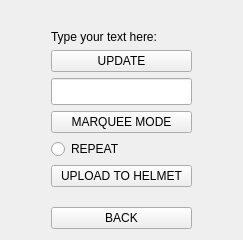
Above: HelmetComm/textmenu.ui from JoVanRanst/HelmetApp before the change. Below: the same form after it.
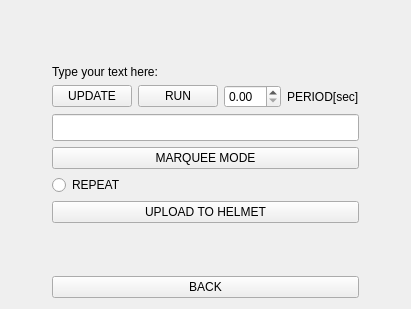
That is the form after the change.

```diff
--- a/HelmetComm/textmenu.ui
+++ b/HelmetComm/textmenu.ui
@@ -6,8 +6,8 @@
    <rect>
     <x>0</x>
     <y>0</y>
-    <width>243</width>
-    <height>240</height>
+    <width>411</width>
+    <height>309</height>
    </rect>
   </property>
   <property name="windowTitle">
@@ -17,9 +17,22 @@
    <item row="1" column="1">
     <widget class="QWidget" name="widget" native="true"/>
    </item>
-   <item row="5" column="0">
-    <spacer name="horizontalSpacer_5">
+   <item row="0" column="1">
+    <spacer name="verticalSpacer_2">
      <property name="orientation">
+      <enum>Qt::Vertical</enum>
+     </property>
+     <property name="sizeHint" stdset="0">
+      <size>
+       <width>20</width>
+       <height>40</height>
+      </size>
+     </property>
+    </spacer>
+   </item>
+   <item row="7" column="0">
+    <spacer name="horizontalSpacer_3">
+     <property name="orientation">
       <enum>Qt::Horizontal</enum>
      </property>
      <property name="sizeHint" stdset="0">
@@ -30,7 +43,27 @@
      </property>
     </spacer>
    </item>
-   <item row="4" column="1">
+   <item row="7" column="2">
+    <spacer name="horizontalSpacer_4">
+     <property name="orientation">
+      <enum>Qt::Horizontal</enum>
+     </property>
+     <property name="sizeHint" stdset="0">
+      <size>
+       <width>40</width>
+       <height>20</height>
+      </size>
+     </property>
+    </spacer>
+   </item>
+   <item row="2" column="1">
+    <widget class="QLabel" name="label">
+     <property name="text">
+      <string>Type your text here:</string>
+     </property>
+    </widget>
+   </item>
+   <item row="7" column="1">
     <widget class="QLineEdit" name="Textinput">
      <property name="font">
       <font>
@@ -39,14 +72,20 @@
      </property>
     </widget>
    </item>
-   <item row="3" column="1">
-    <widget class="QPushButton" name="updateButton">
-     <property name="text">
-      <string>UPDATE</string>
+   <item row="8" column="0">
+    <spacer name="horizontalSpacer_5">
+     <property name="orientation">
+      <enum>Qt::Horizontal</enum>
      </property>
-    </widget>
+     <property name="sizeHint" stdset="0">
+      <size>
+       <width>40</width>
+       <height>20</height>
+      </size>
+     </property>
+    </spacer>
    </item>
-   <item row="5" column="1">
+   <item row="8" column="1">
     <widget class="QPushButton" name="scrollButton">
      <property name="text">
       <string>MARQUEE MODE</string>
@@ -56,40 +95,14 @@
      </property>
     </widget>
    </item>
-   <item row="0" column="1">
-    <spacer name="verticalSpacer_2">
-     <property name="orientation">
-      <enum>Qt::Vertical</enum>
-     </property>
-     <property name="sizeHint" stdset="0">
-      <size>
-       <width>20</width>
-       <height>40</height>
-      </size>
-     </property>
-    </spacer>
-   </item>
-   <item row="9" column="2">
-    <spacer name="horizontalSpacer_2">
-     <property name="orientation">
-      <enum>Qt::Horizontal</enum>
-     </property>
-     <property name="sizeHint" stdset="0">
-      <size>
-       <width>40</width>
-       <height>20</height>
-      </size>
-     </property>
-    </spacer>
-   </item>
-   <item row="6" column="1">
-    <widget class="QRadioButton" name="radioButton">
+   <item row="9" column="1">
+    <widget class="QRadioButton" name="loopButton">
      <property name="text">
       <string>REPEAT</string>
      </property>
     </widget>
    </item>
-   <item row="5" column="2">
+   <item row="8" column="2">
     <spacer name="horizontalSpacer_6">
      <property name="orientation">
       <enum>Qt::Horizontal</enum>
@@ -102,73 +115,7 @@
      </property>
     </spacer>
    </item>
-   <item row="2" column="1">
-    <widget class="QLabel" name="label">
-     <property name="text">
-      <string>Type your text here:</string>
-     </property>
-    </widget>
-   </item>
-   <item row="4" column="2">
-    <spacer name="horizontalSpacer_4">
-     <property name="orientation">
-      <enum>Qt::Horizontal</enum>
-     </property>
-     <property name="sizeHint" stdset="0">
-      <size>
-       <width>40</width>
-       <height>20</height>
-      </size>
-     </property>
-    </spacer>
-   </item>
-   <item row="4" column="0">
-    <spacer name="horizontalSpacer_3">
-     <property name="orientation">
-      <enum>Qt::Horizontal</enum>
-     </property>
-     <property name="sizeHint" stdset="0">
-      <size>
-       <width>40</width>
-       <height>20</height>
-      </size>
-     </property>
-    </spacer>
-   </item>
-   <item row="9" column="1">
-    <widget class="QPushButton" name="pushReturn">
-     <property name="text">
-      <string>BACK</string>
-     </property>
-    </widget>
-   </item>
-   <item row="8" column="1">
-    <spacer name="verticalSpacer">
-     <property name="orientation">
-      <enum>Qt::Vertical</enum>
-     </property>
-     <property name="sizeHint" stdset="0">
-      <size>
-       <width>20</width>
-       <height>40</height>
-      </size>
-     </property>
-    </spacer>
-   </item>
-   <item row="9" column="0">
-    <spacer name="horizontalSpacer">
-     <property name="orientation">
-      <enum>Qt::Horizontal</enum>
-     </property>
-     <property name="sizeHint" stdset="0">
-      <size>
-       <width>40</width>
-       <height>20</height>
-      </size>
-     </property>
-    </spacer>
-   </item>
-   <item row="7" column="1">
+   <item row="10" column="1">
     <widget class="QPushButton" name="uploadButton">
      <property name="text">
       <string>UPLOAD TO HELMET</string>
@@ -178,6 +125,80 @@
      </property>
     </widget>
    </item>
+   <item row="12" column="1">
+    <widget class="QPushButton" name="pushReturn">
+     <property name="text">
+      <string>BACK</string>
+     </property>
+    </widget>
+   </item>
+   <item row="12" column="2">
+    <spacer name="horizontalSpacer_2">
+     <property name="orientation">
+      <enum>Qt::Horizontal</enum>
+     </property>
+     <property name="sizeHint" stdset="0">
+      <size>
+       <width>40</width>
+       <height>20</height>
+      </size>
+     </property>
+    </spacer>
+   </item>
+   <item row="12" column="0">
+    <spacer name="horizontalSpacer">
+     <property name="orientation">
+      <enum>Qt::Horizontal</enum>
+     </property>
+     <property name="sizeHint" stdset="0">
+      <size>
+       <width>40</width>
+       <height>20</height>
+      </size>
+     </property>
+    </spacer>
+   </item>
+   <item row="11" column="1">
+    <spacer name="verticalSpacer">
+     <property name="orientation">
+      <enum>Qt::Vertical</enum>
+     </property>
+     <property name="sizeHint" stdset="0">
+      <size>
+       <width>20</width>
+       <height>40</height>
+      </size>
+     </property>
+    </spacer>
+   </item>
+   <item row="3" column="1">
+    <layout class="QHBoxLayout" name="animationControl">
+     <item>
+      <widget class="QPushButton" name="updateButton">
+       <property name="text">
+        <string>UPDATE</string>
+       </property>
+      </widget>
+     </item>
+     <item>
+      <widget class="QPushButton" name="runButton">
+       <property name="text">
+        <string>RUN</string>
+       </property>
+      </widget>
+     </item>
+     <item>
+      <widget class="QDoubleSpinBox" name="periodSpinBox"/>
+     </item>
+     <item>
+      <widget class="QLabel" name="label_2">
+       <property name="text">
+        <string>PERIOD[sec]</string>
+       </property>
+      </widget>
+     </item>
+    </layout>
+   </item>
   </layout>
  </widget>
  <resources/>
```
